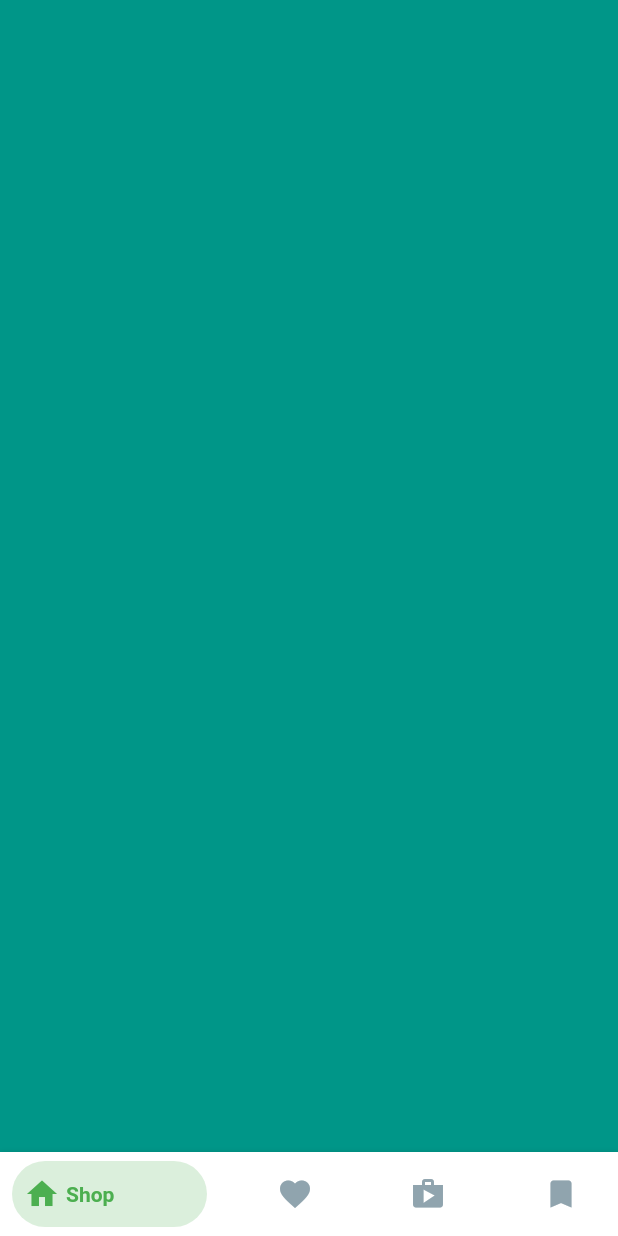
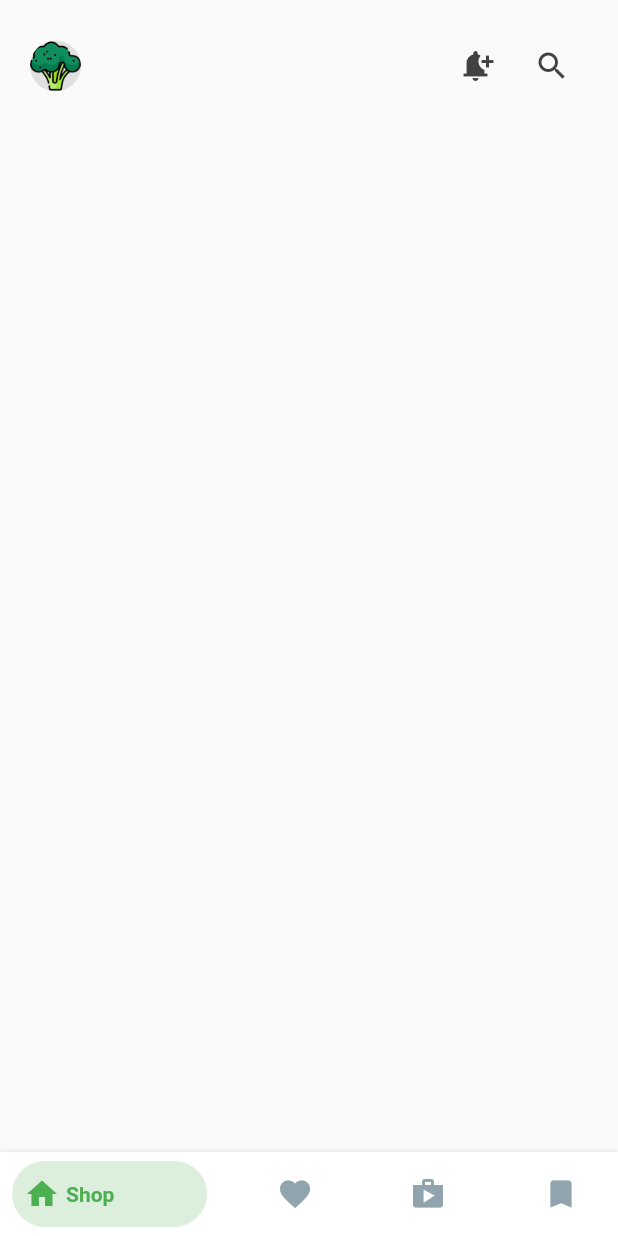
Before and after one commit to jmiryas/vegetable_market_app, a Flutter app: the screen it shows after launch, on a phone screen of 412 x 824 dp. Run offline on Flutter 3.47's test engine with Material 2 defaults, Android fonts, the phone set to English and light mode, and no system bars; drawn by our look-alikes of bottom_navy_bar.

Commit message:
Add header in shop screen

```diff
--- a/lib/screens/home_screen.dart
+++ b/lib/screens/home_screen.dart
@@ -15,7 +15,7 @@ class HomeScreen extends StatefulWidget {
 
 class _HomeScreenState extends State<HomeScreen> {
   int _currentIndex = 0;
-  PageController _pageController = PageController();
+  late PageController _pageController;
 
   @override
   void initState() {
@@ -48,11 +48,14 @@ class _HomeScreenState extends State<HomeScreen> {
       ),
       bottomNavigationBar: BottomNavyBar(
         selectedIndex: _currentIndex,
-        showElevation: true, // use this to remove appBar's elevation
+        showElevation: true,
         onItemSelected: (index) => setState(() {
           _currentIndex = index;
-          _pageController.animateToPage(index,
-              duration: const Duration(milliseconds: 300), curve: Curves.ease);
+          _pageController.animateToPage(
+            index,
+            duration: const Duration(milliseconds: 300),
+            curve: Curves.ease,
+          );
         }),
         items: [
           BottomNavyBarItem(
--- a/lib/screens/shop_screen.dart
+++ b/lib/screens/shop_screen.dart
@@ -5,8 +5,45 @@ class ShopScreen extends StatelessWidget {
 
   @override
   Widget build(BuildContext context) {
-    return const Scaffold(
-      backgroundColor: Colors.teal,
+    return Scaffold(
+      body: SingleChildScrollView(
+        padding: const EdgeInsets.all(20.0),
+        child: Column(
+          children: [
+            Row(
+              mainAxisAlignment: MainAxisAlignment.spaceBetween,
+              children: [
+                CircleAvatar(
+                  radius: 17.0,
+                  backgroundColor: Colors.grey.shade300,
+                  backgroundImage: const AssetImage("images/broccoli.png"),
+                ),
+                Row(
+                  children: [
+                    IconButton(
+                      onPressed: () {},
+                      icon: Icon(
+                        Icons.notification_add,
+                        color: Colors.grey.shade800,
+                      ),
+                    ),
+                    const SizedBox(
+                      width: 3.0,
+                    ),
+                    IconButton(
+                      onPressed: () {},
+                      icon: Icon(
+                        Icons.search,
+                        color: Colors.grey.shade800,
+                      ),
+                    )
+                  ],
+                )
+              ],
+            )
+          ],
+        ),
+      ),
     );
   }
 }
```
Also changed, not shown: images/user.png (renamed from images/programmer.png).
